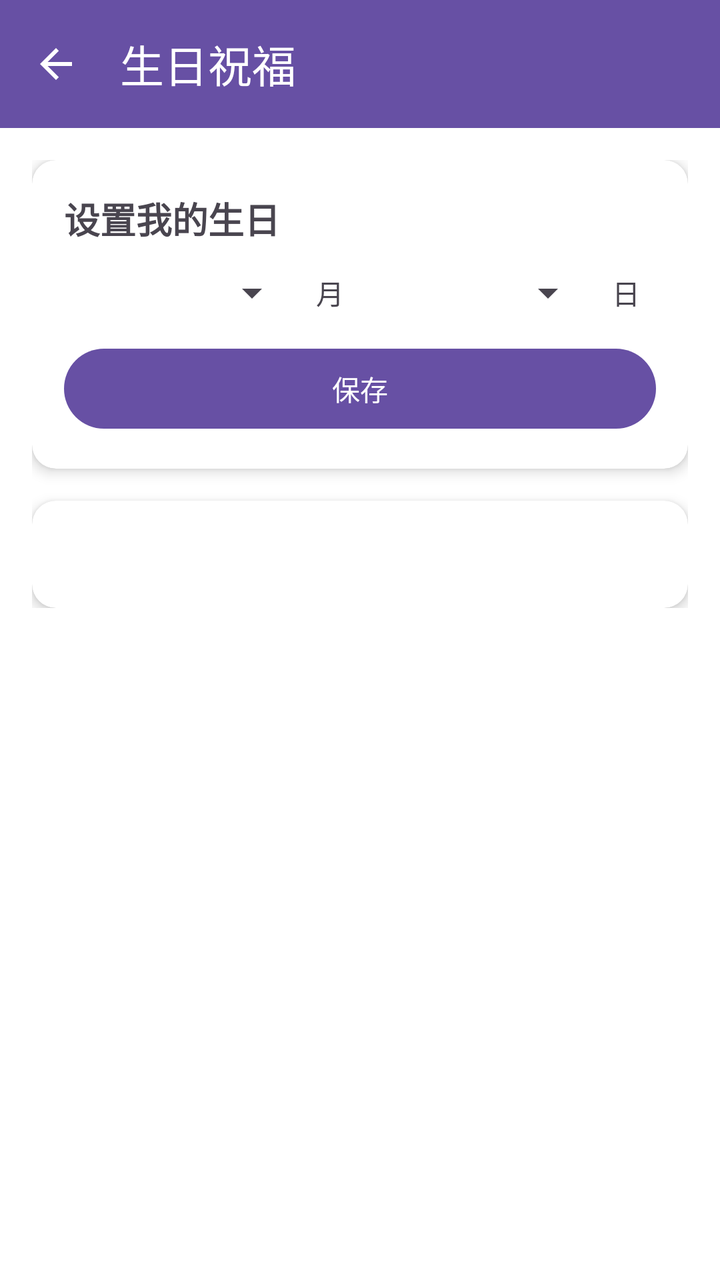
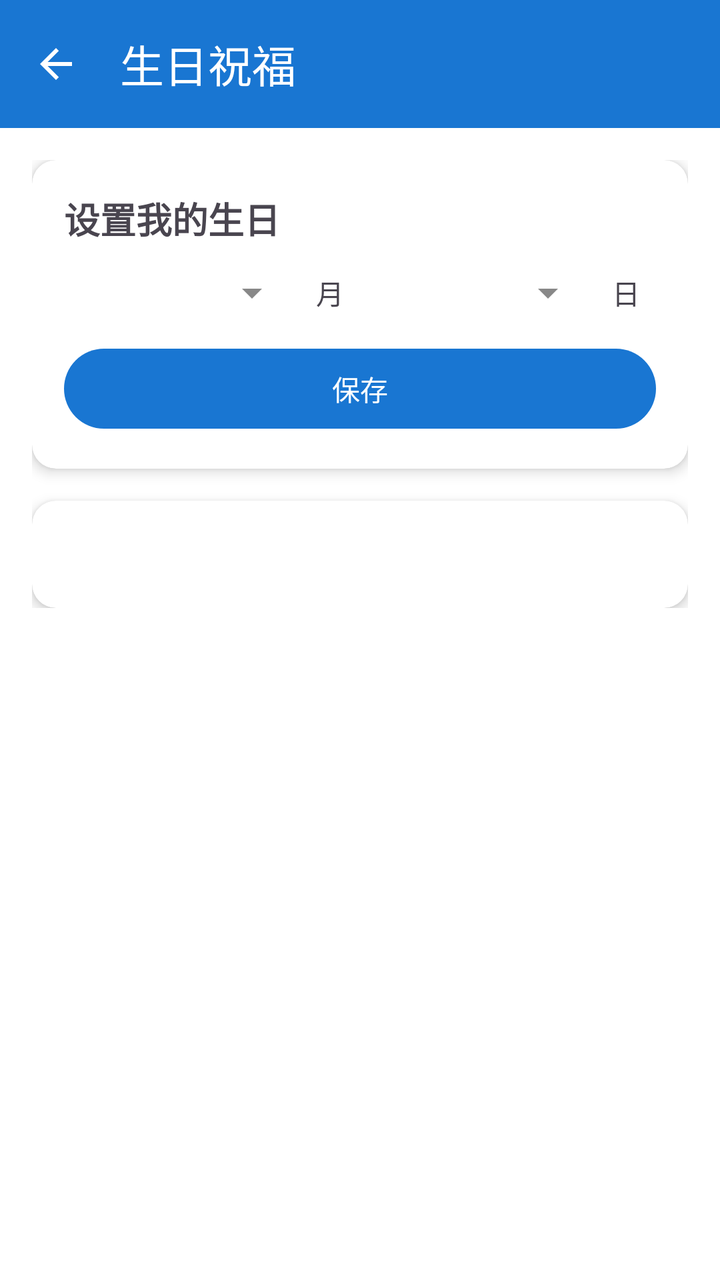

The first picture is an Android layout as it rendered before a commit; the second is the same layout after the commit. The layout source and the unified diff follow.
<!-- AndroidManifest.xml: application theme Theme.Project_Pandora -->
<!-- res/layout/activity_birthday_wish.xml -->
<?xml version="1.0" encoding="utf-8"?>
<LinearLayout xmlns:android="http://schemas.android.com/apk/res/android"
    xmlns:app="http://schemas.android.com/apk/res-auto"
    android:layout_width="match_parent"
    android:layout_height="match_parent"
    android:orientation="vertical"
    android:background="@android:color/white">

    <com.google.android.material.appbar.MaterialToolbar
        android:id="@+id/toolbar"
        android:layout_width="match_parent"
        android:layout_height="wrap_content"
        android:background="?attr/colorPrimary"
        app:title="@string/birthday_title"
        app:titleTextColor="@android:color/white"
        app:navigationIcon="@drawable/ic_back" />

    <ScrollView
        android:layout_width="match_parent"
        android:layout_height="match_parent">

        <LinearLayout
            android:layout_width="match_parent"
            android:layout_height="wrap_content"
            android:orientation="vertical"
            android:padding="16dp">

            <androidx.cardview.widget.CardView
                android:layout_width="match_parent"
                android:layout_height="wrap_content"
                android:layout_marginBottom="16dp"
                app:cardCornerRadius="12dp"
                app:cardElevation="4dp">

                <LinearLayout
                    android:layout_width="match_parent"
                    android:layout_height="wrap_content"
                    android:orientation="vertical"
                    android:padding="16dp">

                    <TextView
                        android:layout_width="match_parent"
                        android:layout_height="wrap_content"
                        android:text="@string/birthday_set"
                        android:textSize="18sp"
                        android:textStyle="bold"
                        android:layout_marginBottom="12dp" />

                    <LinearLayout
                        android:layout_width="match_parent"
                        android:layout_height="wrap_content"
                        android:orientation="horizontal"
                        android:gravity="center_vertical"
                        android:layout_marginBottom="12dp">

                        <Spinner
                            android:id="@+id/spinner_month"
                            android:layout_width="0dp"
                            android:layout_height="wrap_content"
                            android:layout_weight="1" />

                        <TextView
                            android:layout_width="wrap_content"
                            android:layout_height="wrap_content"
                            android:text="@string/birthday_month"
                            android:layout_marginHorizontal="8dp" />

                        <Spinner
                            android:id="@+id/spinner_day"
                            android:layout_width="0dp"
                            android:layout_height="wrap_content"
                            android:layout_weight="1" />

                        <TextView
                            android:layout_width="wrap_content"
                            android:layout_height="wrap_content"
                            android:text="@string/birthday_day"
                            android:layout_marginHorizontal="8dp" />
                    </LinearLayout>

                    <com.google.android.material.button.MaterialButton
                        android:id="@+id/btn_save_birthday"
                        android:layout_width="match_parent"
                        android:layout_height="wrap_content"
                        android:text="@string/birthday_save" />

                </LinearLayout>
            </androidx.cardview.widget.CardView>

            <androidx.cardview.widget.CardView
                android:layout_width="match_parent"
                android:layout_height="wrap_content"
                app:cardCornerRadius="12dp"
                app:cardElevation="4dp">

                <LinearLayout
                    android:layout_width="match_parent"
                    android:layout_height="wrap_content"
                    android:orientation="vertical"
                    android:padding="16dp">

                    <TextView
                        android:id="@+id/text_birthday_content"
                        android:layout_width="match_parent"
                        android:layout_height="wrap_content"
                        android:textSize="16sp"
                        android:lineSpacingExtra="4dp" />

                </LinearLayout>
            </androidx.cardview.widget.CardView>

        </LinearLayout>
    </ScrollView>

</LinearLayout>
<!-- resources referenced by this layout -->
<resources>
  <!-- drawable ic_back (drawable) -->
  <vector xmlns:android="http://schemas.android.com/apk/res/android"
      android:width="24dp"
      android:height="24dp"
      android:viewportWidth="24"
      android:viewportHeight="24"
      android:tint="?attr/colorOnPrimary">
      <path
          android:fillColor="@android:color/white"
          android:pathData="M20,11H7.83l5.59,-5.59L12,4l-8,8 8,8 1.41,-1.41L7.83,13H20v-2z" />
  </vector>
  <string name="birthday_day">日</string>
  <string name="birthday_month">月</string>
  <string name="birthday_save">保存</string>
  <string name="birthday_set">设置我的生日</string>
  <string name="birthday_title">生日祝福</string>
  <style name="Theme.Project_Pandora" parent="Base.Theme.Project_Pandora" />
  <style name="Base.Theme.Project_Pandora" parent="Theme.Material3.DayNight.NoActionBar">
          
          
      </style>
</resources>

<!-- the commit's change to res/layout/activity_birthday_wish.xml (unified diff, before → after) -->
@@ -4,7 +4,7 @@
     android:layout_width="match_parent"
     android:layout_height="match_parent"
     android:orientation="vertical"
-    android:background="@android:color/white">
+    android:background="?attr/colorSurface">
 
     <com.google.android.material.appbar.MaterialToolbar
         android:id="@+id/toolbar"
<!-- resource entries referenced after the edit -->
@@ -19,7 +19,19 @@
   <style name="Theme.Project_Pandora" parent="Base.Theme.Project_Pandora" />
   <style name="Base.Theme.Project_Pandora" parent="Theme.Material3.DayNight.NoActionBar">
           
-          
+          <item name="colorPrimary">@color/color_calendar_today</item>
+          <item name="colorOnPrimary">@color/white</item>
+          <item name="colorSurface">@color/color_bg_page</item>
+          <item name="colorOnSurface">@color/color_text_primary</item>
+          <item name="colorOnSurfaceVariant">@color/color_text_secondary</item>
+          <item name="android:colorBackground">@color/color_bg_page</item>
+          <item name="android:textColorPrimary">@color/color_text_primary</item>
+          <item name="android:textColorSecondary">@color/color_text_secondary</item>
       </style>
+  <color name="color_calendar_today">#FF1976D2</color>
+  <color name="white">#FFFFFFFF</color>
+  <color name="color_bg_page">#FFFFFFFF</color>
+  <color name="color_text_primary">#FF333333</color>
+  <color name="color_text_secondary">#FF888888</color>
 </resources>
 
